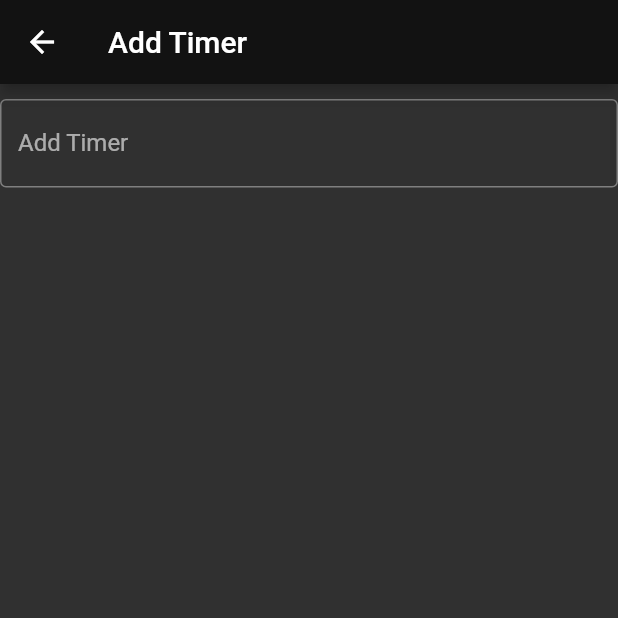
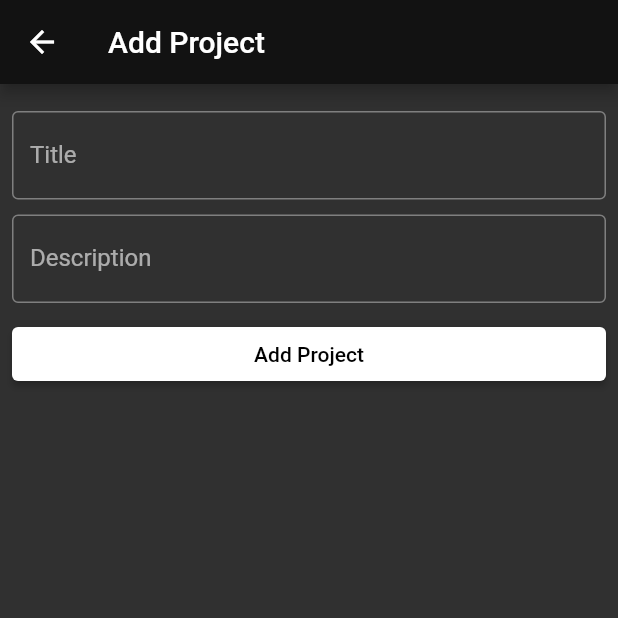
Before and after one commit to murillomuller/flutter-basic-app, a Flutter app: the screen it shows after launch, after a tap on the "add" icon, on a phone screen of 412 x 824 dp, the top half of it. Run offline on Flutter 3.47's test engine with Material 2 defaults, Android fonts, the phone set to English and light mode, and no system bars; our stand-ins replace sqflite; accounts and stored records are empty.

Commit message:
naive way to use sqlite

```diff
--- /dev/null
+++ b/basic_app/lib/database/app_database.dart
@@ -0,0 +1,41 @@
+import 'package:basic_app/models/project.dart';
+import 'package:path/path.dart';
+import 'package:sqflite/sqflite.dart';
+
+Future<Database> createDatabase() {
+  return getDatabasesPath().then((dbPath) {
+    final String path = join(dbPath, 'projects.db');
+    return openDatabase(path, onCreate: (db, version) {
+      db.execute('CREATE TABLE projects('
+          'id INTEGER PRIMARY KEY, '
+          'title TEXT, '
+          'description TEXT)');
+    }, version: 1);
+  });
+}
+
+Future<int> saveProject(Project project) {
+  return createDatabase().then((db) {
+    final Map<String, dynamic> projectMap = {};
+    projectMap['title'] = project.title;
+    projectMap['description'] = project.description;
+    return db.insert('projects', projectMap);
+  });
+}
+
+Future<List<Project>> findAllProjects() {
+  return createDatabase().then((db) {
+    return db.query('projects').then((maps) {
+      final List<Project> projects = [];
+      for (Map<String, dynamic> map in maps) {
+        final Project project = Project(
+          id: map['id'],
+          title: map['title'],
+          description: map['description'],
+        );
+        projects.add(project);
+      }
+      return projects;
+    });
+  });
+}
--- /dev/null
+++ b/basic_app/lib/models/project.dart
@@ -0,0 +1,19 @@
+import 'package:flutter/cupertino.dart';
+import 'package:flutter/material.dart';
+
+class Project {
+  final int id;
+  final String title;
+  final String description;
+
+  Project({
+    this.id = 0,
+    required this.title,
+    required this.description,
+  });
+
+  @override
+  String toString() {
+    return 'Project{title: $title, description: $description}';
+  }
+}
--- a/basic_app/lib/models/time.dart
+++ /dev/null
@@ -1,6 +0,0 @@
-class Time {
-  final double hour;
-  final String description;
-
-  Time(this.hour, this.description);
-}
--- a/basic_app/lib/screens/form_add.dart
+++ /dev/null
@@ -1,37 +0,0 @@
-import 'package:flutter/material.dart';
-
-class FormAddPage extends StatefulWidget {
-  const FormAddPage({Key? key, required this.title}) : super(key: key);
-
-  final String title;
-
-  @override
-  State<FormAddPage> createState() => _FormAddPageState();
-}
-
-class _FormAddPageState extends State<FormAddPage> {
-  @override
-  Widget build(BuildContext context) {
-    return GestureDetector(
-      onTap: () => FocusManager.instance.primaryFocus?.unfocus(),
-      child: Scaffold(
-        appBar: AppBar(
-          title: Text(widget.title),
-        ),
-        body: Column(
-          mainAxisAlignment: MainAxisAlignment.start,
-          children: <Widget>[
-            Container(height: 10),
-            const TextField(
-              obscureText: true,
-              decoration: InputDecoration(
-                border: OutlineInputBorder(),
-                labelText: 'Add Timer',
-              ),
-            )
-          ],
-        ),
-      ),
-    );
-  }
-}
--- a/basic_app/lib/screens/home.dart
+++ b/basic_app/lib/screens/home.dart
@@ -1,7 +1,8 @@
-import 'package:basic_app/screens/form_add.dart';
+import 'package:basic_app/models/project.dart';
+import 'package:basic_app/screens/projects/add.dart';
 import 'package:flutter/material.dart';
 
-const _titlePage = 'Home Page';
+const _titlePage = 'Projects Ideas';
 
 class MyHomePage extends StatefulWidget {
   const MyHomePage({Key? key}) : super(key: key);
@@ -11,7 +12,15 @@ class MyHomePage extends StatefulWidget {
 }
 
 class _MyHomePageState extends State<MyHomePage> {
-  final List<String> _entries = ['10:00', '13:00', '18:00', '22:00'];
+  final List<Project> _entries = [
+    Project(
+      title: 'Receitinha',
+      description: 'Projeto de Receitas',
+    ),
+    Project(
+        title: 'Cartão Fidelidade',
+        description: 'Projeto de Cartão Fidelidade'),
+  ];
 
   @override
   Widget build(BuildContext context) {
@@ -31,9 +40,8 @@ class _MyHomePageState extends State<MyHomePage> {
                 mainAxisSize: MainAxisSize.min,
                 children: <Widget>[
                   ListTile(
-                    leading: Icon(Icons.access_alarms_rounded),
-                    title: Text(entry),
-                    subtitle: Text('Acordar.'),
+                    title: Text(entry.title),
+                    subtitle: Text(entry.description),
                   ),
                 ],
               ),
@@ -46,11 +54,9 @@ class _MyHomePageState extends State<MyHomePage> {
             Navigator.push(
               context,
               MaterialPageRoute(builder: (context) {
-                return const FormAddPage(
-                  title: 'Add Timer',
-                );
+                return const FormAddPage();
               }),
-            );
+            ).then((newProject) => debugPrint(newProject.toString()));
           },
         ),
       ),
--- /dev/null
+++ b/basic_app/lib/screens/projects/add.dart
@@ -0,0 +1,65 @@
+import 'package:basic_app/models/project.dart';
+import 'package:flutter/material.dart';
+
+const _titlePage = 'Add Project';
+
+class FormAddPage extends StatefulWidget {
+  const FormAddPage({Key? key}) : super(key: key);
+
+  @override
+  State<FormAddPage> createState() => _FormAddPageState();
+}
+
+class _FormAddPageState extends State<FormAddPage> {
+  final TextEditingController _titleController = TextEditingController();
+  final TextEditingController _descriptionController = TextEditingController();
+
+  @override
+  Widget build(BuildContext context) {
+    return GestureDetector(
+      onTap: () => FocusManager.instance.primaryFocus?.unfocus(),
+      child: Scaffold(
+          appBar: AppBar(
+            title: const Text(_titlePage),
+          ),
+          body: Padding(
+            padding: const EdgeInsets.all(8.0),
+            child: Column(
+              mainAxisAlignment: MainAxisAlignment.start,
+              children: <Widget>[
+                Container(height: 10),
+                TextField(
+                  controller: _titleController,
+                  decoration: const InputDecoration(
+                    border: OutlineInputBorder(),
+                    labelText: 'Title',
+                  ),
+                ),
+                Container(height: 10),
+                TextField(
+                  controller: _descriptionController,
+                  decoration: const InputDecoration(
+                    border: OutlineInputBorder(),
+                    labelText: 'Description',
+                  ),
+                ),
+                Container(height: 10),
+                SizedBox(
+                  width: double.maxFinite,
+                  child: ElevatedButton(
+                    onPressed: () {
+                      final String title = _titleController.text;
+                      final String description = _descriptionController.text;
+                      final Project newProject =
+                          Project(title: title, description: description);
+                      Navigator.pop(context, newProject);
+                    },
+                    child: const Text('Add Project'),
+                  ),
+                ),
+              ],
+            ),
+          )),
+    );
+  }
+}
--- a/basic_app/pubspec.yaml
+++ b/basic_app/pubspec.yaml
@@ -29,7 +29,8 @@ environment:
 dependencies:
   flutter:
     sdk: flutter
-
+  sqflite:
+  path:
 
   # The following adds the Cupertino Icons font to your application.
   # Use with the CupertinoIcons class for iOS style icons.
```
Also changed, not shown: basic_app/pubspec.lock.
